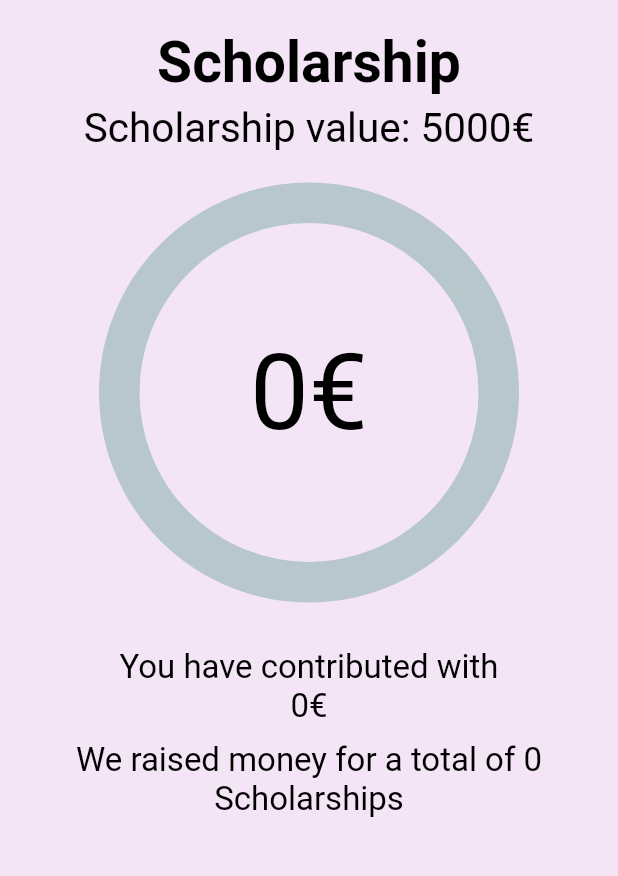
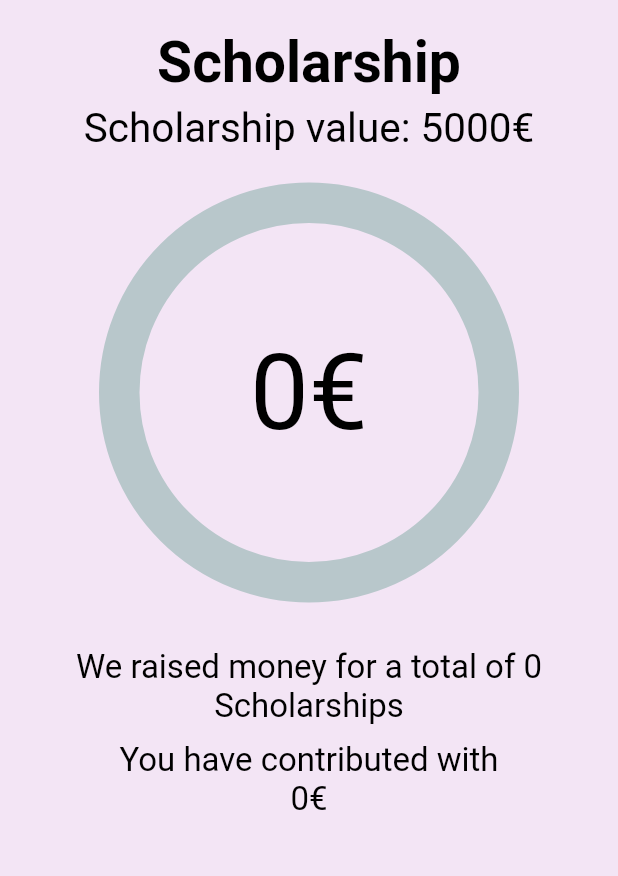
Before and after one commit to JPsobral20/TimeSlice, a Flutter app: the ScholarshipScreen screen opened directly, on a phone screen of 412 x 824 dp, the part 134-1010 px from its top. Run offline on Flutter 3.47's test engine with Material 2 defaults, Android fonts, the phone set to English and light mode, and no system bars; drawn by our look-alikes of percent_indicator; our stand-ins replace cloud_firestore, curved_navigation_bar, firebase_auth, firebase_core, vibration; accounts and stored records are empty.

Commit message:
some changes

```diff
--- a/src/lib/Screen/Scholarship/ScholarshipScreen.dart
+++ b/src/lib/Screen/Scholarship/ScholarshipScreen.dart
@@ -121,18 +121,16 @@ class ScholarshipScreenState extends State<ScholarshipScreen> {
                                       ),
                                    Padding(
                                      padding: const EdgeInsets.symmetric(vertical: 10.0),
-                                     child: UserContribution(
-                                       key: Key('UserContribution'),
+                                     child: Text(
+                                       "We raised money for a total of ${getTotalScholarship(snapshot.data ?? 0)} Scholarships",
+                                       textAlign: TextAlign.center,
+                                       style: TextStyle(
+                                         color: Colors.black,
+                                         fontSize: 22.0,
+                                       ),
                                      ),
                                    ),
-                                   Text(
-                                     "We raised money for a total of ${getTotalScholarship(snapshot.data ?? 0)} Scholarships",
-                                     textAlign: TextAlign.center,
-                                     style: TextStyle(
-                                       color: Colors.black,
-                                       fontSize: 22.0,
-                                     ),
-                                   ),
+                                   UserContribution(key: Key('UserContribution')),
                                 ]
                              )
                           )
--- a/src/lib/Screen/SignIn/SignInScreen.dart
+++ b/src/lib/Screen/SignIn/SignInScreen.dart
@@ -132,8 +132,6 @@ class SignInScreenState extends State<SignInScreen>{
         password: passwordController.text.trim(),
       );
       if (userCredential != null) {
-        String uid = FirebaseAuth.instance.currentUser!.uid;
-        await createUser(uid: uid, email: emailController.text.trim());
         await Navigator.pushReplacement(context, MaterialPageRoute(builder: (context) => VerifyEmailScreen()));
       }
     } on FirebaseAuthException catch (e) {
--- a/src/lib/Screen/Timer/TimerScreen.dart
+++ b/src/lib/Screen/Timer/TimerScreen.dart
@@ -250,7 +250,7 @@ class TimerScreenState extends State<TimerScreen>{
                                 child: Column(
                                   children: <Widget>[
                                     Text(
-                                      "Break",
+                                      "Break time",
                                       style: TextStyle(
                                         fontSize: 30.0,
                                       ),
```
